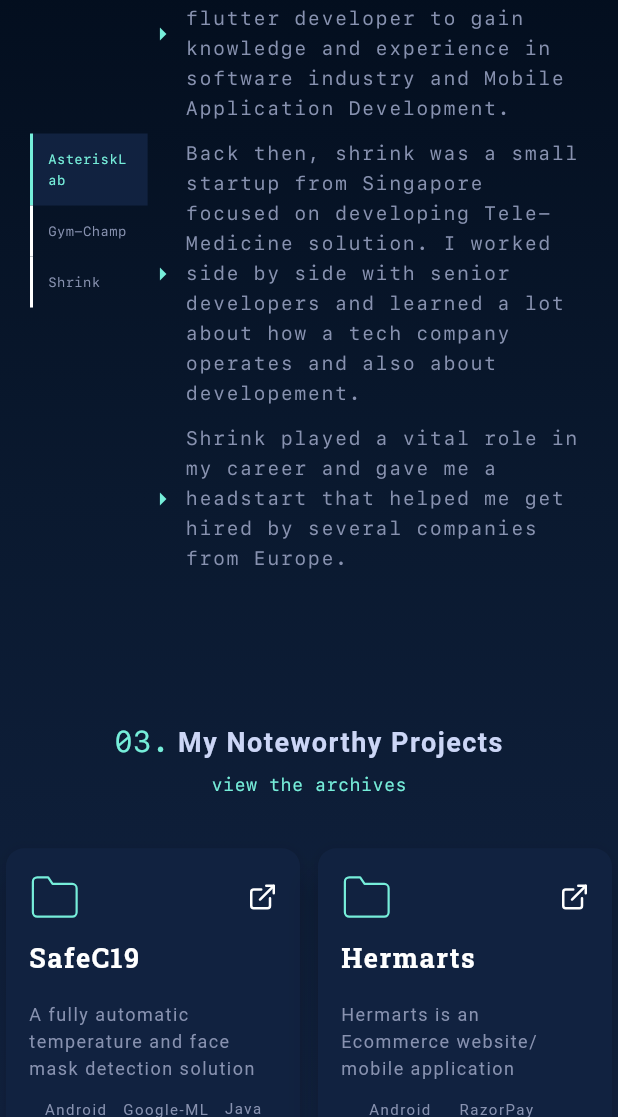
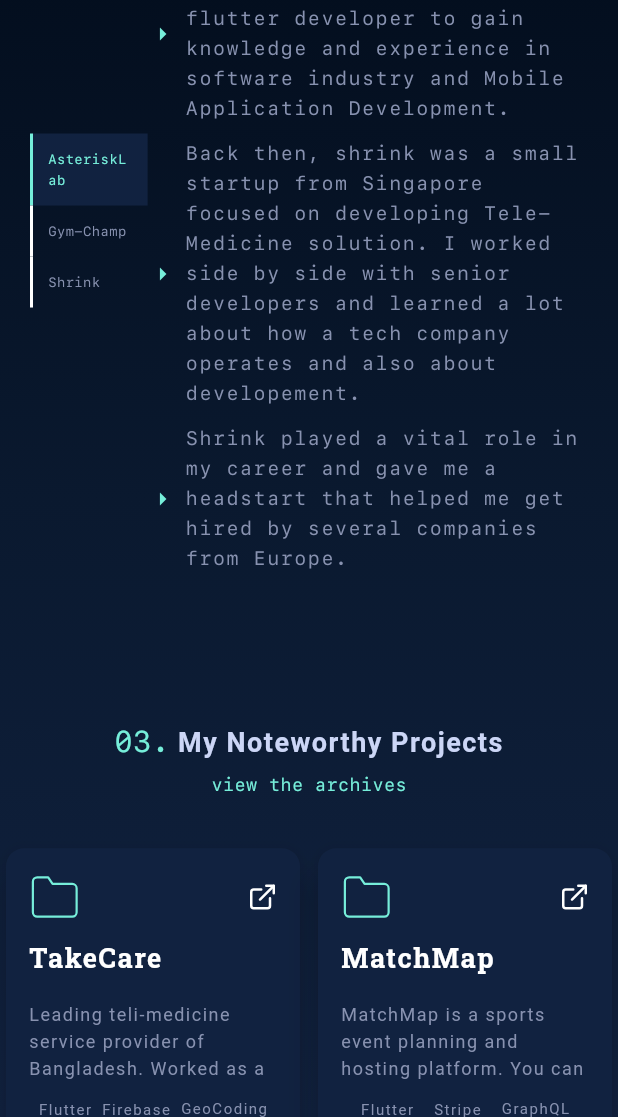
Before and after one commit to Sabir-Islam-Khan/portfolio_flutter_web, a Flutter app: the screen it shows after launch, scrolled down 1728 dp, on a phone screen of 412 x 824 dp, the part 119-1236 px from its top. Run offline on Flutter 3.47's test engine with Material 3 defaults, Android fonts, the phone set to English and light mode, and no system bars; drawn by our look-alikes of scroll_to_index; our stand-ins replace firebase_core, flutter_riverpod, flutter_svg, google_fonts; accounts and stored records are empty.

Commit message:
work section

```diff
--- a/lib/resource/appClass.dart
+++ b/lib/resource/appClass.dart
@@ -3,7 +3,6 @@ import 'package:http/http.dart';
 import 'package:portfolio/model/models.dart';
 import 'package:portfolio/resource/styles.dart';
 import 'package:url_launcher/url_launcher.dart';
-
 
 enum ScreenType { mobile, tab, web }
 
@@ -28,44 +27,51 @@ class AppClass {
 
   List<WorkModel> projectList = [
     WorkModel(
-        projectTitle: "SafeC19",
+        projectTitle: "TakeCare",
         projectContent:
-            "A fully automatic temperature and face mask detection solution for a completely contactless hand sanitizer. A solution so unique that it has integrated door access control if monitoring parameters are normal. An image is still captured and uploaded in cloud server on its own, as reference for auditing.",
-        tech1: "Android",
-        tech2: "Google-ML",
-        tech3: "Java"),
+            "Leading teli-medicine service provider of Bangladesh. Worked as a senior developer to optimize and scale their already made platform. It was indeed a great experience. TakeCare is now growing rapidly and hopefully soon will be a big name in our country.",
+        tech1: "Flutter",
+        tech2: "Firebase",
+        tech3: "GeoCoding"),
     WorkModel(
-        projectTitle: "Hermarts",
+      projectTitle: "MatchMap",
+      projectContent:
+          "MatchMap is a sports event planning and hosting platform. You can host events, find sponsors and also buy tickets of your desired events. Its a german based product and I worked as a freelance developer there.",
+      tech1: "Flutter",
+      tech2: "Stripe",
+      tech3: "GraphQL",
+    ),
+    WorkModel(
+        projectTitle: "Zyco",
         projectContent:
-            "Hermarts is an Ecommerce website/mobile application specially designed to encourage and takeout the hidden talent of women candidates, who never gets opportunities to explore their talents. It is developed with user-centric features to help the users with integrated InApp payment mode with high level security.",
-        tech1: "Android",
-        tech2: "RazorPay"),
+            '''Zyco is business to business Taxi service provider based on Netherlands. I worked as a Flutter Developer to create their app. Communicating with backend developers and UI/UX designers were by go to task. I mainly worked with front end and API integration.''',
+        tech1: "REST",
+        tech2: "Microservices",
+        tech3: "Flutter"),
     WorkModel(
-        projectTitle: "WT-IoT",
-        projectContent:
-            '''It’s a water treatment process controller which can control all the sensors, calibration process, and staff management.''',
-        tech1: "Android",
-        tech2: "TCP",
-        tech3: "API"),
+      projectTitle: "Bus Location Tracker",
+      projectContent:
+          '''One of my hobby project. I created this with one of my friend. We coded a MQTT signalling device that sends location data to our real time server. We made a flutter app too where users can search vehicle and see its real time location in a snap.''',
+      tech1: "Android",
+      tech2: "MQTT",
+      tech3: "RealTime DB",
+    ),
     WorkModel(
-        projectTitle: "AutoStabilizer",
-        projectContent:
-            '''It is used to connect to a stabilizer and read the inlet and outlet voltage and several other parameters of the Stabilizer. This application will also set up the stabilizer hardware to connect the stabilizer to the Wi-Fi network. And with some features like PIR Sensor, Control Stabilizer with schedule, Standby Mode, Control Stabilizer with MobileData via AWS, and With WiFi via TCP Connection.''',
-        tech1: "Android",
-        tech2: "MQTT"),
+      projectTitle: "Duah",
+      projectContent:
+          '''This native android app using built using Java for a client. This is a digital Quran. You can search any verse easily, see translation in any language and also use its TTS functionality to listen to any verse. Its available on playstore only.''',
+      tech1: "Java",
+      tech2: "Firebase",
+      tech3: "Text to Speech",
+    ),
     WorkModel(
-        projectTitle: "PAT",
-        projectContent:
-            '''This application is to store and record the data of tested production product information for future reference. This application can reduce the time and ensure the performance and quality of the QA/QC people. This application let the super admin to track the workers and their performance. Through this application, we can calculate the time spent on every test that was taken to complete by the worker.''',
-        tech1: "Flutter",
-        tech2: "NodeJs",
-        tech3: "Flutter-Windows"),
-    WorkModel(
-        projectTitle: "AVM",
-        projectContent:
-            '''AVM - Automatic Vending Machine is one of Pradeep's stainless steel product. The project is aimed at automating the beverage vending process. It can be done through hardware that controls the main engines and a mobile app (which acts like a PCB display for the unit) that is used to personalize and make beverage. It can also perform several process like Brewing, Boiling,cleansing drum etc . The Engines (hardware) and Mobiel Application communicate using Bluetooth.''',
-        tech1: "Android",
-        tech2: "Tablet"),
+      projectTitle: "Friend In Need",
+      projectContent:
+          '''Another native android app made with Java. I made this for national science congress 2018 and became champion. This app can save your emergency contact and when in danger, by pressing dedicated buttons, it will send users realtime location without any internet to the emergency contacts and also to the nearest Police Station.''',
+      tech1: "Java",
+      tech2: "Android",
+      tech3: "Geo-Location",
+    ),
   ];
 
   factory AppClass() {
@@ -117,11 +123,9 @@ class AppClass {
 
   Future<bool> sendEmail(name, contact, msg) async {
     var url = Uri.https('hbk-portfolio-mailer.web.app', '/sendMail');
-    var response = await post(url, body: {
-      "name": name,
-      "contactInfo": contact,
-      "message": msg
-    }).timeout(Duration(seconds: 10));
+    var response = await post(url,
+            body: {"name": name, "contactInfo": contact, "message": msg})
+        .timeout(Duration(seconds: 10));
     print(response.body);
     return response.statusCode == 200;
   }
--- a/lib/view/work/workLarge.dart
+++ b/lib/view/work/workLarge.dart
@@ -41,7 +41,7 @@ class _WorkWebState extends ConsumerState<WorkWeb> {
         Padding(
           padding: const EdgeInsets.only(top: 8.0),
           child: Text(
-            'view the archives',
+            'Here are few of my projects tha Im proud of',
             style: TextStyle(
                 color: AppColors().neonColor,
                 fontSize: 15,
@@ -134,7 +134,9 @@ class _WorkWebState extends ConsumerState<WorkWeb> {
         return Container(
           margin: EdgeInsets.all(isHovered ? 8.0 : 0.0),
           child: Tooltip(
-            message: AppClass().projectList[index].projectTitle.toString() + "\n\n" + AppClass().projectList[index].projectContent.toString(),
+            message: AppClass().projectList[index].projectTitle.toString() +
+                "\n\n" +
+                AppClass().projectList[index].projectContent.toString(),
             padding: EdgeInsets.all(20),
             margin: EdgeInsets.all(AppClass().getMqWidth(context) * 0.1),
             waitDuration: Duration(seconds: 3),
@@ -166,7 +168,8 @@ class _WorkWebState extends ConsumerState<WorkWeb> {
                           'assets/svg/externalLink.svg',
                           width: 22,
                           height: 22,
-                          color: isHovered ? AppColors().neonColor : Colors.white,
+                          color:
+                              isHovered ? AppColors().neonColor : Colors.white,
                         ),
                       ],
                     ),
@@ -175,7 +178,10 @@ class _WorkWebState extends ConsumerState<WorkWeb> {
                       child: Row(
                         children: [
                           Text(
-                            AppClass().projectList[index].projectTitle.toString(),
+                            AppClass()
+                                .projectList[index]
+                                .projectTitle
+                                .toString(),
                             textAlign: TextAlign.left,
                             style: GoogleFonts.robotoSlab(
                                 color: isHovered
@@ -192,7 +198,10 @@ class _WorkWebState extends ConsumerState<WorkWeb> {
                       child: Padding(
                         padding: const EdgeInsets.only(top: 8.0, bottom: 8.0),
                         child: Text(
-                          AppClass().projectList[index].projectContent.toString(),
+                          AppClass()
+                              .projectList[index]
+                              .projectContent
+                              .toString(),
                           style: GoogleFonts.roboto(
                             color: AppColors().textLight,
                             letterSpacing: 1,
```
